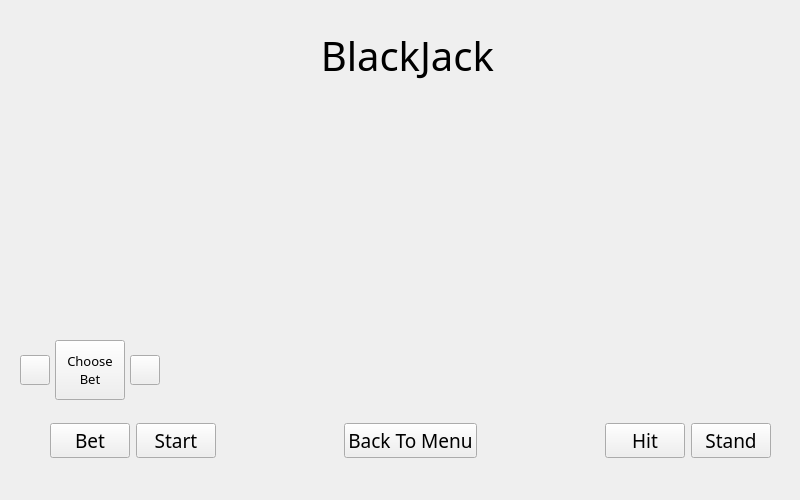
First picture: the form in gamewindow.ui, repository pozitivchic11/BlackJack, before the edit.
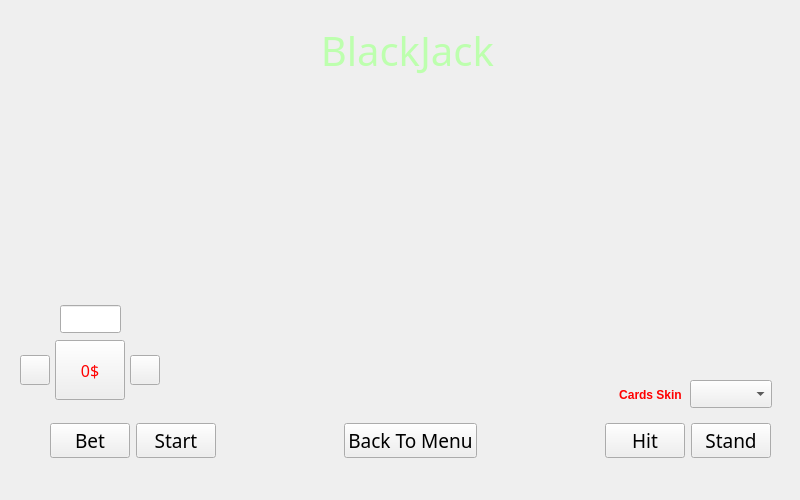
Second picture: the form after the edit. Icons and pictures are not drawn.

Commit message: Made some changes related to paintEvent, and need to make timerEvent that will help animate cards on the screen.

Patch:
```diff
--- a/gamewindow.ui
+++ b/gamewindow.ui
@@ -20,7 +20,7 @@
    <property name="geometry">
     <rect>
      <x>300</x>
-     <y>20</y>
+     <y>15</y>
      <width>250</width>
      <height>70</height>
     </rect>
@@ -31,6 +31,9 @@
      <pointsize>30</pointsize>
     </font>
    </property>
+   <property name="styleSheet">
+    <string notr="true">color: rgb(189, 255, 174);</string>
+   </property>
    <property name="text">
     <string>  BlackJack</string>
    </property>
@@ -150,12 +153,14 @@
    <property name="font">
     <font>
      <family>Segoe UI Black</family>
-     <pointsize>10</pointsize>
+     <pointsize>12</pointsize>
     </font>
    </property>
+   <property name="styleSheet">
+    <string notr="true">color: rgb(255, 0, 0);</string>
+   </property>
    <property name="text">
-    <string>Choose
-Bet</string>
+    <string>0$</string>
    </property>
   </widget>
   <widget class="QPushButton" name="incrementButton">
@@ -192,6 +197,74 @@
      <normaloff>images/icons/minus_Icon.png</normaloff>images/icons/minus_Icon.png</iconset>
    </property>
   </widget>
+  <widget class="QLineEdit" name="pocketLineEdit">
+   <property name="geometry">
+    <rect>
+     <x>60</x>
+     <y>305</y>
+     <width>61</width>
+     <height>28</height>
+    </rect>
+   </property>
+   <property name="styleSheet">
+    <string notr="true">color: rgb(255, 0, 0);
+border-color: rgb(104, 88, 26);
+font: 10pt &quot;Stencil&quot;;</string>
+   </property>
+   <property name="alignment">
+    <set>Qt::AlignCenter</set>
+   </property>
+  </widget>
+  <widget class="QLabel" name="cardLabel">
+   <property name="geometry">
+    <rect>
+     <x>690</x>
+     <y>100</y>
+     <width>90</width>
+     <height>140</height>
+    </rect>
+   </property>
+   <property name="text">
+    <string/>
+   </property>
+  </widget>
+  <widget class="QComboBox" name="chooseCard">
+   <property name="geometry">
+    <rect>
+     <x>690</x>
+     <y>380</y>
+     <width>82</width>
+     <height>28</height>
+    </rect>
+   </property>
+  </widget>
+  <widget class="QLabel" name="labelDiscCards">
+   <property name="geometry">
+    <rect>
+     <x>610</x>
+     <y>385</y>
+     <width>81</width>
+     <height>20</height>
+    </rect>
+   </property>
+   <property name="font">
+    <font>
+     <bold>true</bold>
+    </font>
+   </property>
+   <property name="toolTipDuration">
+    <number>-5</number>
+   </property>
+   <property name="styleSheet">
+    <string notr="true">color: rgb(255, 0, 0);</string>
+   </property>
+   <property name="text">
+    <string>Cards Skin</string>
+   </property>
+   <property name="alignment">
+    <set>Qt::AlignCenter</set>
+   </property>
+  </widget>
  </widget>
  <resources/>
  <connections/>
```
Left out of the diff: 2 changed lines with no effect on the pictures. The commit also changes 16 other files.
